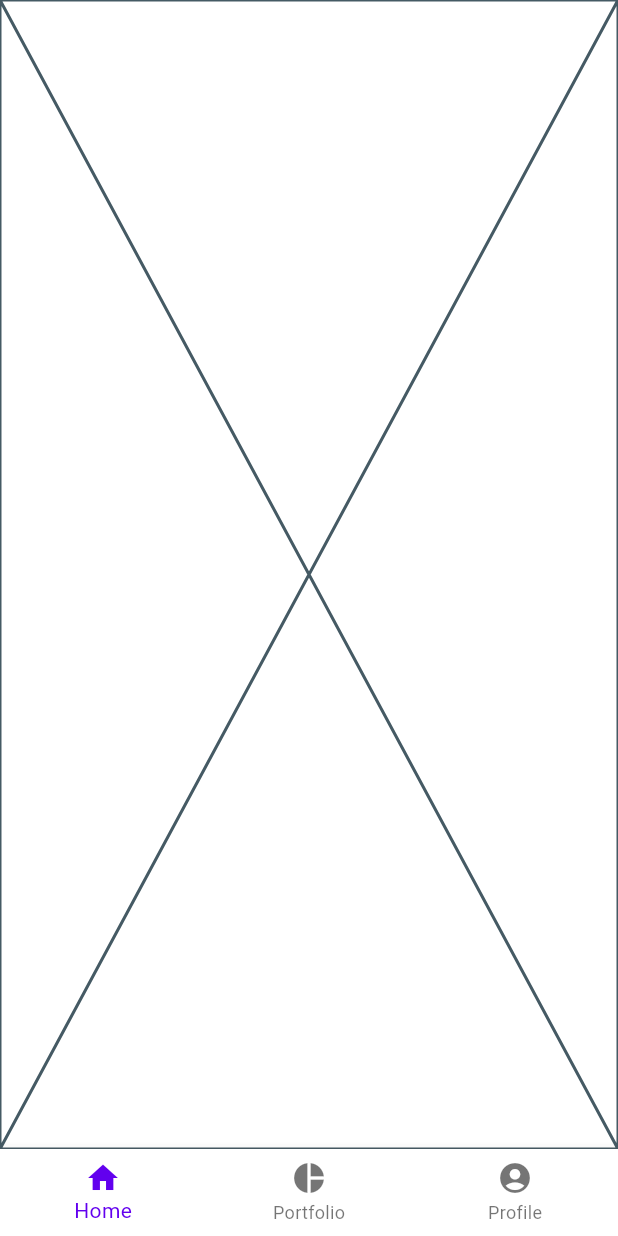
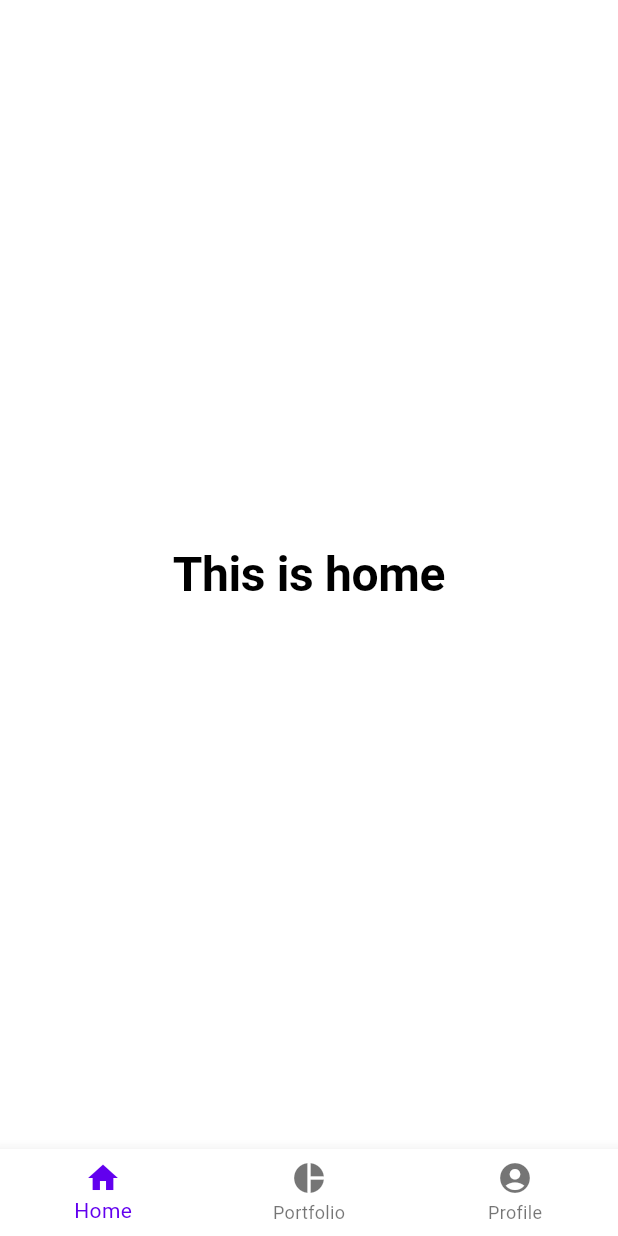
Before and after one commit to leonatanto/flutter-boilerplate, a Flutter app: the screen it shows after launch, on a phone screen of 412 x 824 dp. Run offline on Flutter 3.47's test engine with Material 3 defaults, Android fonts, the phone set to English and light mode, and no system bars; our stand-ins replace easy_localization, get.

Commit message:
chore: update some translation, fix text style

```diff
--- a/assets/lang/en-US.json
+++ b/assets/lang/en-US.json
@@ -1,4 +1,8 @@
 {
     "title": "Hello, Welcome!",
-    "message": "This is a test message."
+    "message": "This is a test message.",
+
+    "home": "Home",
+    "portfolio": "Portfolio",
+    "profile": "Profile"
   }
--- a/assets/lang/id-ID.json
+++ b/assets/lang/id-ID.json
@@ -1,4 +1,8 @@
 {
     "title": "Halo, Selamat Datang!",
-    "message": "Ini adalah pesan percobaan."
+    "message": "Ini adalah pesan percobaan.",
+
+    "home": "Home",
+    "portfolio": "Portfolio",
+    "profile": "Profile"
   }
--- a/lib/components/simple_container.dart
+++ b/lib/components/simple_container.dart
@@ -1,5 +1,6 @@
 import 'package:flutter/material.dart';
 
+// Use for common page that need action on top, title
 class SimpleContainer extends StatelessWidget {
   final String title;
   final Widget? leftIcon;
--- /dev/null
+++ b/lib/helpers/text_styles.dart
@@ -0,0 +1,18 @@
+import 'package:flutter/material.dart';
+
+extension TextStyleExtension on BuildContext {
+  // Access displayLarge (formerly headline1)
+  TextStyle get displayLarge => Theme.of(this).textTheme.displayLarge!;
+
+  // Access displayMedium (formerly headline2)
+  TextStyle get displayMedium => Theme.of(this).textTheme.displayMedium!;
+
+  // Access bodyLarge (formerly bodyText1)
+  TextStyle get bodyLarge => Theme.of(this).textTheme.bodyLarge!;
+
+  // Access bodyMedium (formerly bodyText2)
+  TextStyle get bodyMedium => Theme.of(this).textTheme.bodyMedium!;
+
+  // Access bodySmall (formerly caption)
+  TextStyle get bodySmall => Theme.of(this).textTheme.bodySmall!;
+}
--- a/lib/main.dart
+++ b/lib/main.dart
@@ -1,5 +1,5 @@
 import 'package:flutter/material.dart';
-import 'package:flutter_basic/app_theme.dart';
+import 'package:flutter_basic/helpers/app_theme.dart';
 import 'package:flutter_basic/pages/splash_page.dart';
 import 'package:easy_localization/easy_localization.dart';
 
@@ -33,7 +33,7 @@ class MyApp extends StatelessWidget {
       theme: AppTheme.lightTheme, // Light Theme
       darkTheme: AppTheme.darkTheme, // Dark Theme
       themeMode:
-          ThemeMode.system, // Automatically switch based on system setting
+          ThemeMode.system,
       home: SplashScreen(),
 
       // Localizations
--- a/lib/pages/feed_page.dart
+++ b/lib/pages/feed_page.dart
@@ -1,10 +1,14 @@
 import 'package:flutter/material.dart';
+import 'package:flutter_basic/helpers/text_styles.dart';
 
 class FeedPage extends StatelessWidget {
   const FeedPage({super.key});
 
   @override
   Widget build(BuildContext context) {
-    return const Placeholder();
+    return Scaffold(body: Padding(
+      padding: const EdgeInsets.all(16),
+      child: Center(child: SafeArea(child: Text("This is home", style: context.displayLarge))),
+    ),);
   }
 }
--- a/lib/pages/home_page.dart
+++ b/lib/pages/home_page.dart
@@ -1,3 +1,4 @@
+import 'package:easy_localization/easy_localization.dart';
 import 'package:flutter/material.dart';
 import 'package:flutter_basic/pages/feed_page.dart';
 import 'package:flutter_basic/pages/portfolio_page.dart';
@@ -27,14 +28,14 @@ class _HomePageState extends State<HomePage> {
               }),
             },
         items: [
-          BottomNavigationBarItem(icon: Icon(Icons.home), label: 'Home'),
+          BottomNavigationBarItem(icon: Icon(Icons.home), label: 'home'.tr()),
           BottomNavigationBarItem(
             icon: Icon(Icons.pie_chart),
-            label: 'Portfolio',
+            label: 'portfolio'.tr(),
           ),
           BottomNavigationBarItem(
             icon: Icon(Icons.account_circle),
-            label: 'Profile',
+            label: 'profile'.tr(),
           ),
         ],
       ),
```
Also changed, not shown: lib/theme.dart (deleted, +0 -13 lines), lib/helpers/app_theme.dart (renamed from lib/app_theme.dart).
